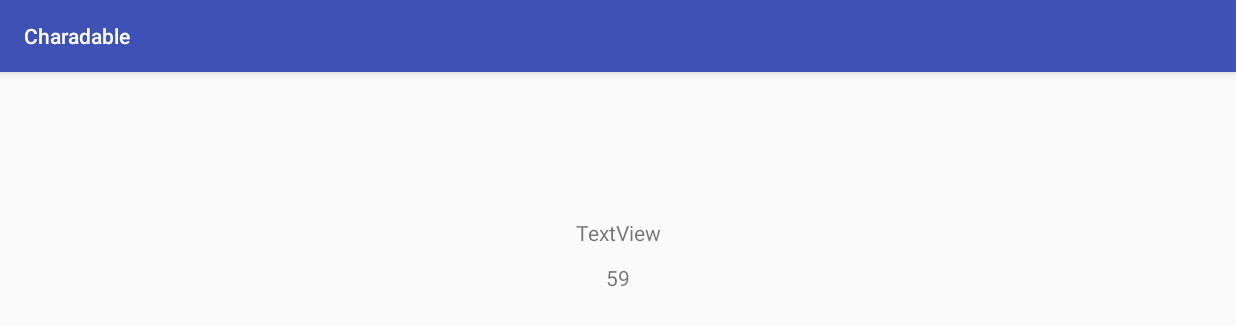
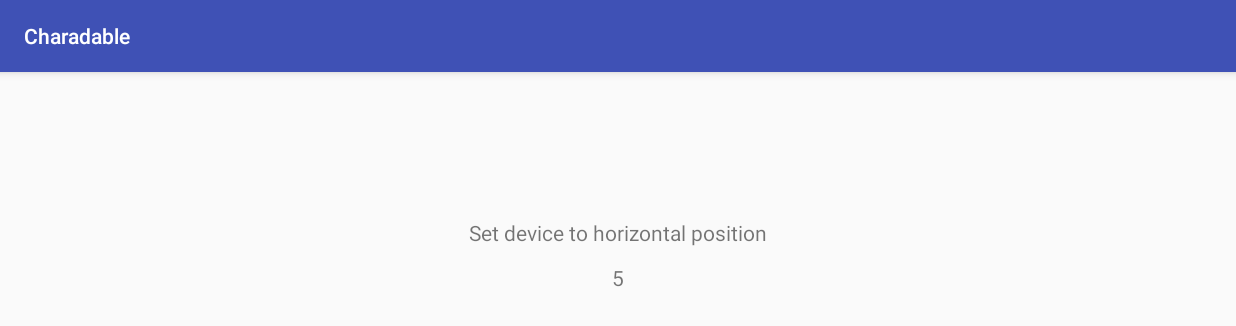
Before and after one commit to calba5141114/Charadable, an Android app: the GameManager screen opened directly, with no data from a screen before it, on a phone screen of 824 x 412 dp (held sideways). Shown: the top 326 px of the screen. Run offline under Robolectric (Android 15) with nearby library versions, the phone set to English and light mode, and no system bars; 6 statements that could not run were skipped.

Commit message:
Cards can now be switched with the tilt of the phone

```diff
--- a/app/src/main/AndroidManifest.xml
+++ b/app/src/main/AndroidManifest.xml
@@ -26,7 +26,8 @@
         <activity android:name=".GameManager"
             android:screenOrientation="landscape">
         </activity>
-        <activity android:name=".GameOver">
+        <activity android:name=".GameOver"
+            android:screenOrientation="portrait">
         </activity>
     </application>
 
--- /dev/null
+++ b/app/src/main/java/org/soraneko/www/charadable/Game.java
@@ -0,0 +1,136 @@
+package org.soraneko.www.charadable;
+
+import android.util.Log;
+import android.widget.TextView;
+
+import java.lang.invoke.VolatileCallSite;
+import java.util.ArrayList;
+
+/**
+ * Created by Eric on 6/19/2017.
+ */
+
+public class Game implements Runnable
+{
+
+    private TextView cardTextView;
+    private ArrayList<String> cardDeck;
+    private ArrayList<String> skippedCardsDeck;
+    private RunnableAccel runnableAccel;
+    private String currentCard;
+    private volatile boolean running = true;
+    private Thread t;
+    private int numberOfCardsGuessedRight;
+    private int numberOfCards;
+
+    public Game(TextView cardView, ArrayList<String> deck, ArrayList<String> skippedCards, RunnableAccel ra)
+    {
+        cardTextView = cardView;
+        cardDeck = deck;
+        skippedCardsDeck = skippedCards;
+        runnableAccel = ra;
+        numberOfCards = cardDeck.size();
+        currentCard = cardDeck.get(0);
+        skippedCardsDeck = new ArrayList<String>();
+        Log.e("G", "Game thread object created");
+    }
+
+    public void start()
+    {
+        Log.e("G", "Starting a Game thread");
+        if (t == null)
+        {
+            t = new Thread(this, "GameThread");
+            t.start();
+        }
+    }
+
+    public void stop()
+    {
+        running = false;
+    }
+
+    public int getNumberOfCardsGuessedRight()
+    {
+        return numberOfCardsGuessedRight;
+    }
+
+    public int getNumberOfSkippedCards()
+    {
+        return skippedCardsDeck.size();
+    }
+
+    public String getCurrentCard()
+    {
+        return currentCard;
+    }
+
+    public ArrayList<String> getSkippedCardsDeck()
+    {
+        return skippedCardsDeck;
+    }
+
+    private void next()
+    {
+        if (cardDeck.size() > 0)
+        {
+            if (skippedCardsDeck.contains(currentCard))
+            {
+                int index = skippedCardsDeck.indexOf(currentCard);
+                skippedCardsDeck.remove(index);
+            }
+            cardDeck.remove(0);
+            numberOfCardsGuessedRight++;
+
+            try
+            {
+                currentCard = cardDeck.get(0);
+            } catch (IndexOutOfBoundsException ex) {
+                Log.e("G", "No more cards in the deck!");
+            }
+
+            // Gives time for the user to reposition the device
+            try
+            {
+                t.sleep(1000);
+            } catch (InterruptedException e) {
+                e.printStackTrace();
+            }
+        }
+
+    }
+
+    private void skip()
+    {
+        if (!skippedCardsDeck.contains(currentCard))
+        {
+            skippedCardsDeck.add(currentCard);
+        }
+        cardDeck.add(cardDeck.remove(0));
+        currentCard = cardDeck.get(0);
+    }
+
+    @Override
+    public void run()
+    {
+        while(running)
+        {
+            float pitch = runnableAccel.getPitch();
+            // If the pitch is less than -6.94 m/s^2, the person guessed the card right
+            if (pitch < -6.94)
+            {
+                Log.e("G", "Person says he/she got it right");
+                next();
+            }
+            //If the pitch is greater than 6.94 m/s^S, the person is skipping the card
+            if (pitch > 6.94)
+            {
+                Log.e("G", "Person says he/she skips" + " Pitch: " + Float.toString(pitch));
+                skip();
+            }
+
+        }
+
+        Log.e("G", "Accel thread stopping");
+    }
+}
--- a/app/src/main/java/org/soraneko/www/charadable/GameManager.java
+++ b/app/src/main/java/org/soraneko/www/charadable/GameManager.java
@@ -21,8 +21,8 @@
  *
  * For rotation focus on the pitch of the phone
  * No matter if Yaw is positive or negative, pitch has same effect
- * + pitch tilts device down
- * - pitch tilts device up
+ * + pitch tilts device down (-6.94 -> 45 degrees)
+ * - pitch tilts device up (6.94 -> -45 degrees)
  */
 
 public class GameManager extends AppCompatActivity
@@ -35,9 +35,9 @@
     private int numberOfRightCards;
     private OrientationData orientationData;
     private RunnableAccel accelThread;
+    private Game gameThread;
     TextView timer;
     TextView text;
-    Sensor sensor;
 
 
     @Override
@@ -46,9 +46,12 @@
         super.onCreate(savedInstanceState);
         setContentView(R.layout.activity_game_view);
 
+        /**************** Getting TextView components *****************/
         timer = (TextView) findViewById(R.id.timer);
-        text = (TextView) findViewById(R.id.timer);
+        text = (TextView) findViewById(R.id.text);
+        /**************************************************************/
 
+        /**************** SENSOR STUFF *****************/
         SensorManager mSensorManager = (SensorManager)getSystemService(SENSOR_SERVICE);
         orientationData = new OrientationData(mSensorManager);
         orientationData.onResume();
@@ -57,37 +60,53 @@
 
         Deck deck = (Deck) getIntent().getExtras().get("deck");
         loadDeck(deck);
+        /**********************************************/
 
-        new CountDownTimer(5000, 1000)
+        /**************** Creating Game Thread Stuff *****************/
+        gameThread = new Game(text, cards, skippedCards, accelThread);
+
+        new CountDownTimer(65000, 1000)
         {
             public void onTick(long millisUntilFinished)
             {
-                timer.setText("" + millisUntilFinished / 1000);
-                text.setText("Set device into horizontal position");
+                if ((millisUntilFinished / 1000) == 60)
+                {
+                    /** Starts the Game thread **/
+                    gameThread.start();
+                }
+                else if ((millisUntilFinished / 1000) > 60)
+                {
+                    text.setText("Set device to horizontal position");
+                    timer.setText("" + ((millisUntilFinished / 1000) - 60));
+                }
+                else
+                {
+                    timer.setText("" + millisUntilFinished / 1000);
+                    text.setText(gameThread.getCurrentCard());
+                }
+
+                if (gameThread.getNumberOfCardsGuessedRight() == numberOfCards)
+                {
+                    gameOver();
+                    this.cancel();
+                }
+
+                Log.e("GM", Integer.toString(gameThread.getNumberOfCardsGuessedRight()));
+
             }
 
             public void onFinish()
             {
-                text.setText("GameManager starting");
-            }
-        }.start();
-
-        new CountDownTimer(60000, 1000)
-        {
-            public void onTick(long millisUntilFinished)
-            {
-                timer.setText("" + millisUntilFinished / 1000);
-            }
-
-            public void onFinish()
-            {
-                text.setText("GameManager ended");
                 gameOver();
             }
         }.start();
 
     }
 
+    /**
+     * Loads up the deck from the Deck object passed in
+     * @param deck A initialized deck object with card deck inside
+     */
     private void loadDeck(Deck deck)
     {
         cards = deck.getCardDeck();
@@ -95,13 +114,21 @@
         Collections.shuffle(cards);
     }
 
+    /**
+     * Handles things when the game is over
+     */
     private void gameOver()
     {
         Intent loadGameOverIntent = new Intent(GameManager.this, GameOver.class);
+        numberOfSkippedCards = gameThread.getNumberOfSkippedCards();
+        numberOfRightCards = gameThread.getNumberOfCardsGuessedRight();
+        skippedCards = gameThread.getSkippedCardsDeck();
+
         loadGameOverIntent.putExtra("skipped", skippedCards);
         loadGameOverIntent.putExtra("numberOfCards", numberOfCards);
         loadGameOverIntent.putExtra("numberOfSkippedCards", numberOfSkippedCards);
         loadGameOverIntent.putExtra("numberOfRightCards", numberOfRightCards);
+        gameThread.stop();
         accelThread.stop();
         orientationData.onPause();
         startActivity(loadGameOverIntent);
--- a/app/src/main/java/org/soraneko/www/charadable/GameOver.java
+++ b/app/src/main/java/org/soraneko/www/charadable/GameOver.java
@@ -4,6 +4,7 @@
 import android.os.Bundle;
 import android.support.v7.app.AppCompatActivity;
 import android.view.View;
+import android.widget.ArrayAdapter;
 import android.widget.Button;
 import android.widget.ListView;
 import android.widget.TextView;
@@ -47,6 +48,9 @@
         numberSkippedTextView.setText(Integer.toString(numberOfSkippedCards));
         numberRightTextView.setText(Integer.toString(numberOfRightCards));
 
+        ArrayAdapter<String> adapter = new ArrayAdapter<String>(this, android.R.layout.simple_list_item_1, skippedCards);
+        skippedCardsListView.setAdapter(adapter);
+
         playAgainButton.setOnClickListener(new View.OnClickListener(){
             @Override
             public void onClick(View view)
--- a/app/src/main/java/org/soraneko/www/charadable/OrientationData.java
+++ b/app/src/main/java/org/soraneko/www/charadable/OrientationData.java
@@ -48,7 +48,7 @@
     @Override
     public void onSensorChanged(SensorEvent sensorEvent)
     {
-        pitch = sensorEvent.values[1];
+        pitch = sensorEvent.values[2];
     }
 
     @Override
--- a/app/src/main/java/org/soraneko/www/charadable/RunnableAccel.java
+++ b/app/src/main/java/org/soraneko/www/charadable/RunnableAccel.java
@@ -12,12 +12,13 @@
 
     private OrientationData orientationData;
     private volatile boolean running = true;
+    private float pitch;
     private Thread t;
 
     public RunnableAccel(OrientationData orienData)
     {
         orientationData = orienData;
-        Log.e("E", "Accelerameter Thread Created");
+        Log.e("E", "Accelerameter Thread Object Created");
     }
 
     public void start()
@@ -36,13 +37,17 @@
         running = false;
     }
 
+    public float getPitch()
+    {
+        return pitch;
+    }
+
     @Override
     public void run()
     {
         while(running)
         {
-            float pitch = orientationData.getPitch();
-            Log.e("E", Float.toString(pitch));
+            pitch = orientationData.getPitch();
         }
 
         Log.e("E", "Accel thread stopping");
--- a/app/src/main/java/org/soraneko/www/charadable/createDeck.java
+++ b/app/src/main/java/org/soraneko/www/charadable/createDeck.java
@@ -57,7 +57,11 @@
             {
                 //does action
                 String name = createTitle.getText().toString();
-                if (name.equals(""))
+                if (Cards.size() == 0)
+                {
+                    Toast.makeText(getApplicationContext(), "You need to make at least one card", Toast.LENGTH_SHORT).show();
+                }
+                else if (name.equals(""))
                 {
                     Toast.makeText(getApplicationContext(), "You need a title", Toast.LENGTH_SHORT).show();
                 }
--- a/app/src/main/res/layout/activity_game_over.xml
+++ b/app/src/main/res/layout/activity_game_over.xml
@@ -44,7 +44,7 @@
         android:layout_width="wrap_content"
         android:layout_height="wrap_content"
         android:text="Cards Skipped"
-        android:layout_marginRight="278dp"
+        android:layout_marginRight="261dp"
         app:layout_constraintRight_toRightOf="parent"
         app:layout_constraintTop_toTopOf="parent"
         android:layout_marginTop="16dp" />
@@ -90,7 +90,7 @@
         android:layout_width="345dp"
         android:layout_height="219dp"
         app:layout_constraintBottom_toBottomOf="parent"
-        android:layout_marginBottom="230dp"
-        android:layout_marginRight="19dp"
+        android:layout_marginBottom="245dp"
+        android:layout_marginRight="7dp"
         app:layout_constraintRight_toRightOf="parent" />
 </android.support.constraint.ConstraintLayout>
```
